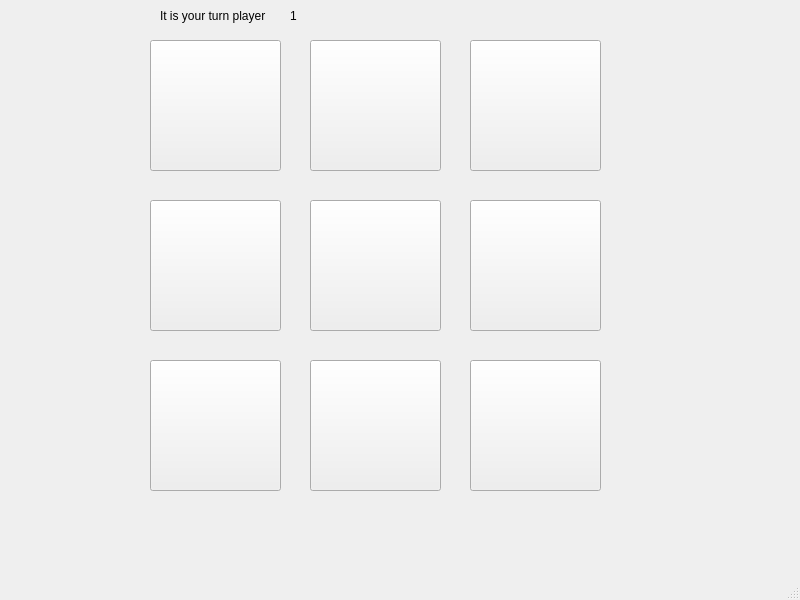
Qt form mainwindow.ui (merouanebenadda/TicTacToe) before a commit.
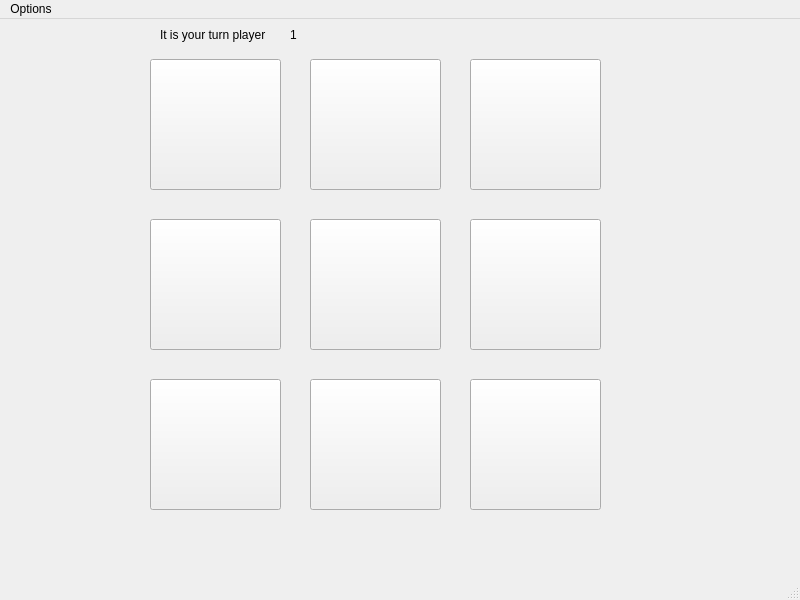
The same form after that commit.

```diff
--- a/mainwindow.ui
+++ b/mainwindow.ui
@@ -180,6 +180,13 @@
      <height>20</height>
     </rect>
    </property>
+   <widget class="QMenu" name="menuOptions">
+    <property name="title">
+     <string>Options</string>
+    </property>
+    <addaction name="actionReset"/>
+   </widget>
+   <addaction name="menuOptions"/>
   </widget>
   <widget class="QStatusBar" name="statusbar"/>
  </widget>
```
Left out of the diff: 5 changed lines with no effect on the pictures.
